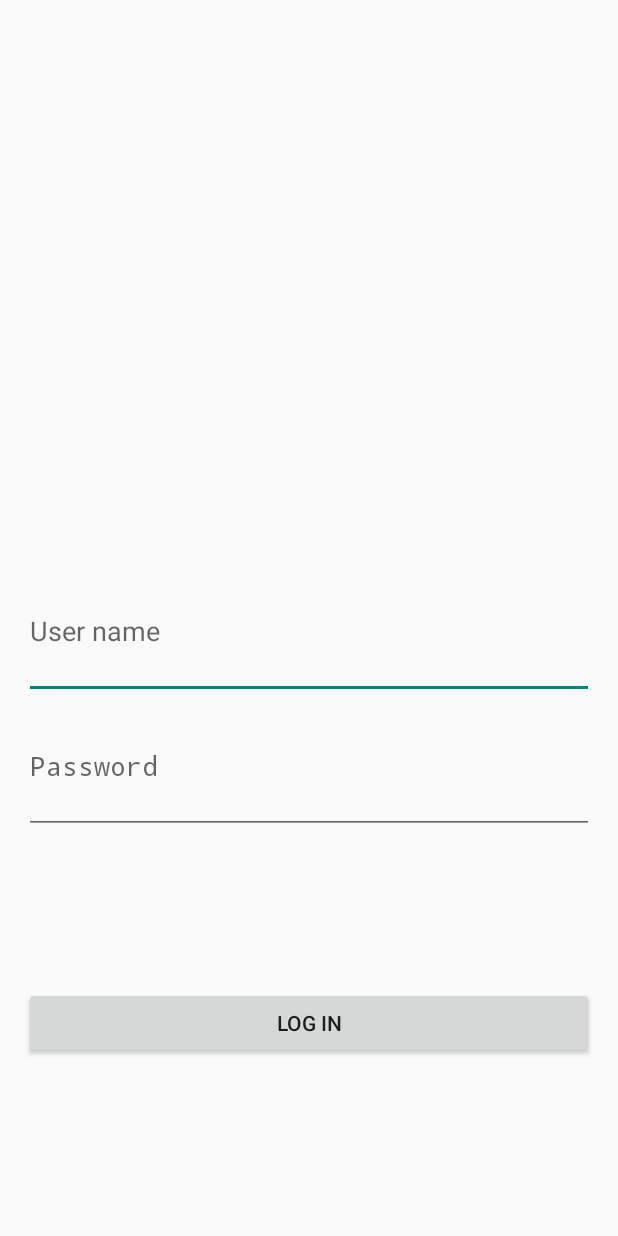
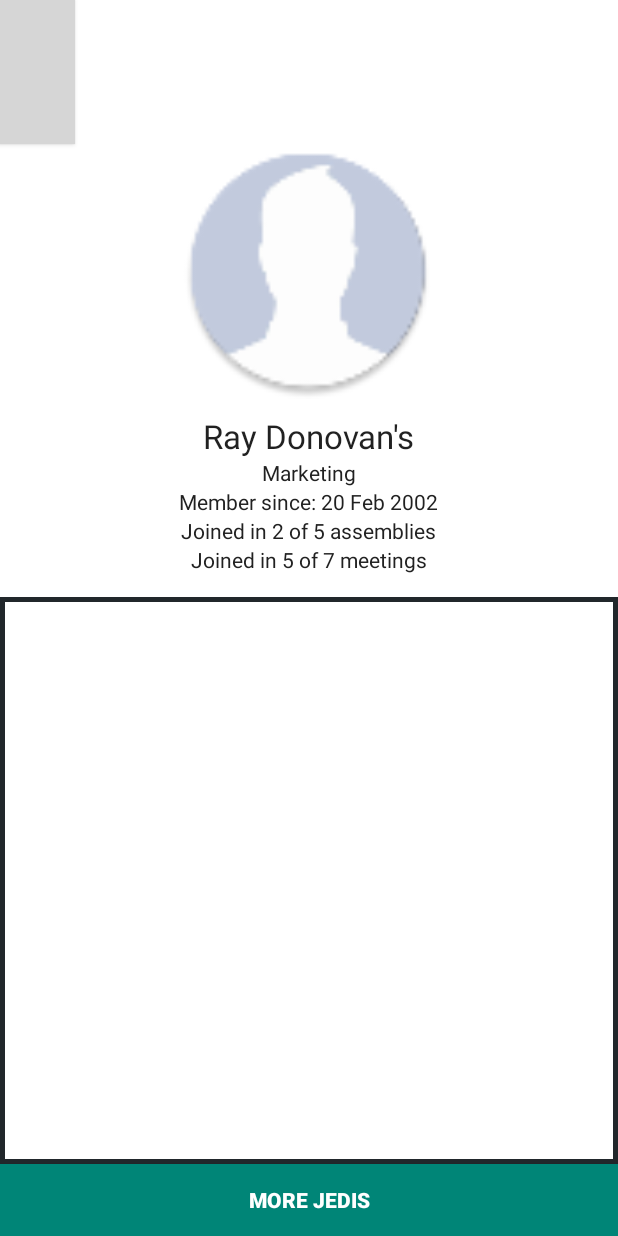
Before and after one commit to jediupc/MeetApp-Android, an Android app: the screen it shows after launch (LoginActivity before the commit, ProfileInfoActivity after it), on a phone screen of 412 x 824 dp. Run offline under Robolectric (Android 15) with nearby library versions, the phone set to English and light mode, and no system bars; our stand-ins replace ButterKnife; plain views replace CircularProgressBar; grey boxes are pictures that could not be loaded.

Commit message:
Started coding profile info

```diff
--- a/app/src/main/AndroidManifest.xml
+++ b/app/src/main/AndroidManifest.xml
@@ -8,7 +8,7 @@
         android:label="@string/app_name"
         android:theme="@style/AppTheme" >
         <activity
-            android:name=".ui.LoginActivity"
+            android:name=".ui.profile_info.ProfileInfoActivity"
             android:label="@string/app_name" >
             <intent-filter>
                 <action android:name="android.intent.action.MAIN" />
--- a/app/src/main/java/joandev/jedimeetingsapp/ui/profile_info/ProfileInfoActivity.java
+++ b/app/src/main/java/joandev/jedimeetingsapp/ui/profile_info/ProfileInfoActivity.java
@@ -5,14 +5,27 @@ import android.graphics.*;
 import android.os.Bundle;
 import android.view.Menu;
 import android.view.MenuItem;
+import android.widget.*;
+import butterknife.ButterKnife;
+import butterknife.InjectView;
 import joandev.jedimeetingsapp.R;
 
-public class ProfileInfoActivity extends Activity {
+public class ProfileInfoActivity extends Activity implements ProfileInfoView {
+    @InjectView(R.id.moreJedisBT) Button moreJedisBT;
+    @InjectView(R.id.userNameTV) TextView userNameTV;
+    @InjectView(R.id.userAvatarIV) ImageView userAvatarTV;
+    @InjectView(R.id.userDptTV) TextView userDptTV;
+    @InjectView(R.id.userStatusDateTV) TextView userStatusDateTV;
+    @InjectView(R.id.userAssembliesTV) TextView userAssembliesTV;
+    @InjectView(R.id.userMeetingsTV) TextView userMeetingsTV;
+    @InjectView(R.id.projectsSV) ScrollView projectsSV;
 
     @Override
     protected void onCreate(Bundle savedInstanceState) {
         super.onCreate(savedInstanceState);
         setContentView(R.layout.activity_profile_info);
+        ButterKnife.inject(this);
+
     }
 
     @Override
--- /dev/null
+++ b/app/src/main/java/joandev/jedimeetingsapp/ui/profile_info/ProfileInfoView.java
@@ -0,0 +1,7 @@
+package joandev.jedimeetingsapp.ui.profile_info;
+
+/**
+ * Created by albert on 07/05/15.
+ */
+public interface ProfileInfoView {
+}
--- a/app/src/main/res/layout/activity_profile_info.xml
+++ b/app/src/main/res/layout/activity_profile_info.xml
@@ -8,7 +8,7 @@
             android:orientation="vertical"
             android:layout_width="match_parent"
             android:layout_height="match_parent"
-            android:id="@+id/profileInfoContent">
+            android:id="@+id/profileInfoContent" android:background="#ffffffff">
         <Button
                 android:layout_width="50dip"
                 android:layout_height="wrap_content"
@@ -20,7 +20,7 @@
                 android:layout_height="170dip"
                 android:id="@+id/userAvatarIV" android:layout_gravity="center"
                 android:src="@mipmap/profile_default_avatar"
-                />
+                android:layout_marginBottom="10dip"/>
         <TextView
                 android:layout_width="wrap_content"
                 android:layout_height="wrap_content"
@@ -56,12 +56,21 @@
                 android:id="@+id/userMeetingsTV"
                 android:layout_gravity="center_horizontal"
                 android:textColor="@color/primary_material_dark"/>
-        <ScrollView
-                android:layout_width="fill_parent"
-                android:layout_height="wrap_content"
-                android:id="@+id/scrollView" android:layout_gravity="right"
-                android:layout_weight="0.8" android:layout_marginTop="10dip"
-                android:fillViewport="false"/>
+        <FrameLayout
+                android:layout_width="match_parent"
+                android:layout_height="fill_parent"
+                android:layout_marginTop="15dip" android:layout_weight="0.5"
+                android:background="@color/material_blue_grey_950"
+                android:padding="5px">
+            <ScrollView
+                    android:layout_width="fill_parent"
+                    android:layout_height="fill_parent"
+                    android:id="@+id/projectsSV" android:layout_gravity="right"
+                    android:layout_weight="0.8"
+                    android:fillViewport="false"
+                    android:background="#ffffffff">
+            </ScrollView>
+        </FrameLayout>
         <Button
                 android:layout_width="fill_parent"
                 android:layout_height="wrap_content"
--- a/app/src/main/res/values/strings.xml
+++ b/app/src/main/res/values/strings.xml
@@ -4,4 +4,5 @@
     <string name="action_settings">Settings</string>
     <string name="title_activity_profile_info">ProfileInfoActivity</string>
     <string name="more_jedis_bt_txt">More Jedis</string>
+    <string name="profile_info_projects">Projects:</string>
 </resources>
```
Also changed, not shown: app/src/main/java/joandev/jedimeetingsapp/ui/profile_info/ProfileInfoPresenter.java (added, +12 -0 lines), app/src/main/java/joandev/jedimeetingsapp/ui/profile_info/ProfileInfoPresenterImpl.java (added, +32 -0 lines).
